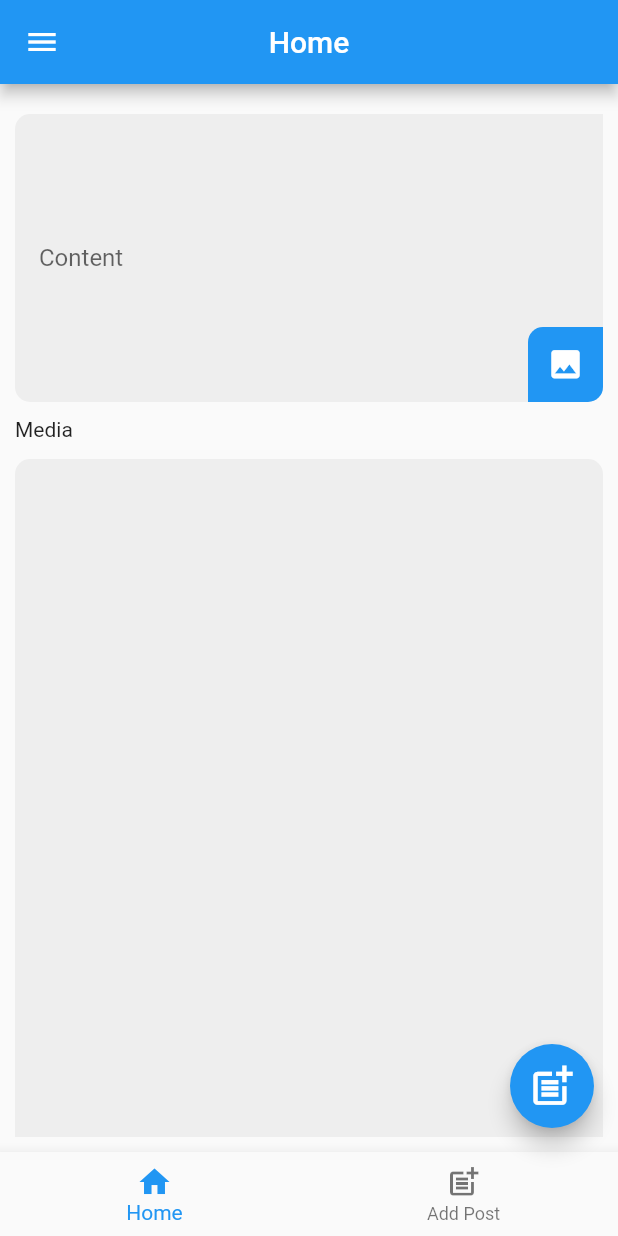
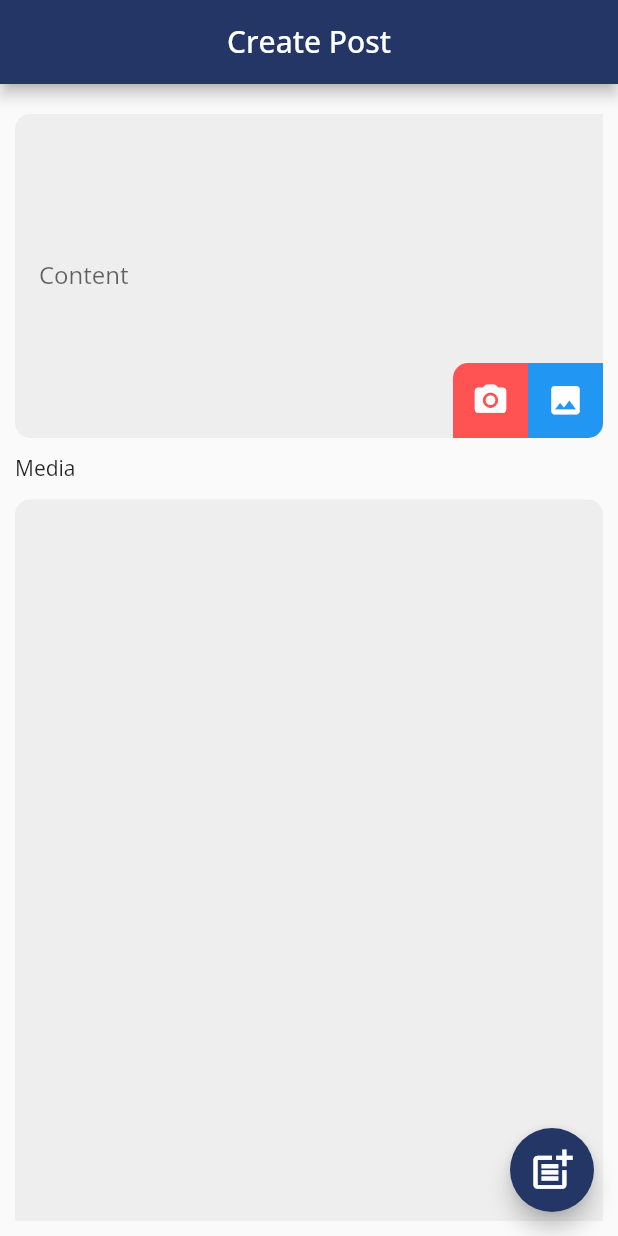
Before and after one commit to Tareq-Khashaneh/Sociable_app, a Flutter app: the CreatePostScreen screen opened directly, on a phone screen of 412 x 824 dp. Run offline on Flutter 3.47's test engine with Material 2 defaults, Android fonts, the phone set to English and light mode, and no system bars; our stand-ins replace dio, firebase_core, firebase_storage, flutter_spinkit, get, google_fonts and 2 more; missing offline and left inert: firebase_app_check, lazy_load_indexed_stack, multi_image_layout; accounts and stored records are empty; network calls fail.

Commit message:
first_updating_add_theme_Bottomnavbar

```diff
--- /dev/null
+++ b/lib/bindings/landing_binding.dart
@@ -0,0 +1,20 @@
+
+
+
+
+
+
+
+
+import 'package:get/get.dart';
+import 'package:task_1/controller/landong_controller.dart';
+class LandingBinding implements Bindings{
+  @override
+  void dependencies() {
+    Get.put(LandingPageController());
+  }
+
+
+
+
+}
--- a/lib/constants/routes.dart
+++ b/lib/constants/routes.dart
@@ -4,6 +4,7 @@ class ScreenRoutes {
 
 static const String homeRoute = '/';
 static const String createPostRoute = '/create-post';
+static const String landingPageRoute = '/landing';
 
 
 }
--- a/lib/core/functions.dart
+++ b/lib/core/functions.dart
@@ -6,8 +6,8 @@ import 'package:get/get.dart';
 
 Widget addVerticalSize(double height) => SizedBox(height: height,);
 Widget addHorizantolSize(double width) => SizedBox(width: width,);
-void showMessage(String title , String message) {
-  Get.snackbar(
+SnackbarController showMessage(String title , String message) {
+ return Get.snackbar(
     title,
     message,
     snackPosition: SnackPosition.BOTTOM,
--- a/lib/shared/drawer.dart
+++ /dev/null
@@ -1,55 +0,0 @@
-import 'package:flutter/material.dart';
-import 'package:get/get.dart';
-import 'package:task_1/constants/routes.dart';
-import 'package:task_1/core/functions.dart';
-
-Widget _buildMenuItem(
-    BuildContext context, Widget title, String routeName, String currentRoute,IconData icon) {  final isSelected = routeName == currentRoute;
-
-  return ListTile(
-    title: title,
-    leading: Icon(icon),
-    selected: isSelected,
-    onTap: () {
-      if (isSelected) {
-        Get.back();
-      } else {
-        Get.toNamed(routeName);
-      }
-    },
-  );
-}
-
-Drawer buildDrawer(BuildContext context, String currentRoute) {
-  return Drawer(
-    width: Get.size.width * 0.74,
-    child: ListView(
-      children: <Widget>[
-       DrawerHeader(
-            child: SizedBox(),
-              decoration: BoxDecoration(
-                color: Colors.blue,
-                image: DecorationImage(
-                  image: AssetImage("assets/images/post.jpg"),
-                     fit: BoxFit.cover)
-              ),
-            ),
-        _buildMenuItem(
-          context,
-          const Text('Home'),
-          ScreenRoutes.homeRoute,
-          currentRoute,
-          Icons.home
-        ),
-        _buildMenuItem(
-          context,
-          const Text('add post'),
-          ScreenRoutes.createPostRoute,
-          currentRoute,
-          Icons.post_add
-        ),
-
-      ],
-    ),
-  );
-}
--- a/lib/view/screens/create_post_screen.dart
+++ b/lib/view/screens/create_post_screen.dart
@@ -5,11 +5,10 @@ import 'package:get/get.dart';
 import 'package:mime/mime.dart';
 import 'package:task_1/constants/routes.dart';
 import 'package:task_1/controller/create_post_controller.dart';
+import 'package:task_1/controller/landong_controller.dart';
 import 'package:task_1/core/functions.dart';
 import 'package:task_1/model/media.dart';
 import 'package:task_1/shared/app_bar.dart';
-import 'package:task_1/shared/bottom_navigation_bar.dart';
-import 'package:task_1/shared/drawer.dart';
 import 'package:task_1/shared/loading_indicator.dart';
 import 'package:task_1/view/widgets/media_squre.dart';
 import 'package:video_player/video_player.dart';
@@ -23,14 +22,14 @@ class CreatePostScreen extends StatefulWidget {
 
 class _CreatePostScreenState extends State<CreatePostScreen> {
   final CreatePostController cpc = Get.find();
+  final LandingPageController lc = Get.find();
   final double height = 10;
   @override
   Widget build(BuildContext context) {
     return SafeArea(
       child: Scaffold(
-        drawer: buildDrawer(context, ScreenRoutes.createPostRoute),
             appBar: BaseAppBar(
-          title: Text('Home'),
+          title: Text('Create Post'),
           appBar: AppBar(),
           widgets: []),
         body: Center(
@@ -70,12 +69,31 @@ class _CreatePostScreenState extends State<CreatePostScreen> {
                         Positioned(
                           bottom: 0,
                           right: 0,
-                          child: Container(
+                          child: Row(
+                            children: [
+                              Container(
                                 padding: EdgeInsets.symmetric(
                                     horizontal: 1, vertical: 1),
                                 decoration: BoxDecoration(
                                     borderRadius: BorderRadius.only(
                                         topLeft: Radius.circular(10),
+                                        // bottomRight: Radius.circular(10)
+                                        ),
+                                    color: Colors.redAccent),
+                                child: IconButton(
+                                    onPressed: cpc.pickMediasCamera,
+                                    icon: const Icon(
+                                      Icons.camera_alt_rounded,
+                                      color: Colors.white,
+                                      size: 25,
+                                    )),
+                              ),
+                                    Container(
+                                padding: EdgeInsets.symmetric(
+                                    horizontal: 1, vertical: 1),
+                                decoration: BoxDecoration(
+                                    borderRadius: BorderRadius.only(
+                                        // topLeft: Radius.circular(5),
                                         bottomRight: Radius.circular(10)),
                                     color: Colors.blue),
                                 child: IconButton(
@@ -85,6 +103,9 @@ class _CreatePostScreenState extends State<CreatePostScreen> {
                                       color: Colors.white,
                                       size: 25,
                                     )),
+                              ),
+
+                            ],
                           ),
                         )
                       ],
@@ -106,15 +127,18 @@ class _CreatePostScreenState extends State<CreatePostScreen> {
           ),
         ),
         floatingActionButton: FloatingActionButton(
-          onPressed: () {
-             cpc.createPost();
+          onPressed: ()async {
+            final isCreated = await cpc.createPost();
+
             FocusScopeNode currentFocus = FocusScope.of(context);
 
             if (!currentFocus.hasPrimaryFocus) {
               currentFocus.unfocus();
-
             }
-
+            if(isCreated)
+            {
+              lc.changeTabIndex(0);
+            }
           },
           child: const Center(
             child: Icon(
@@ -123,9 +147,9 @@ class _CreatePostScreenState extends State<CreatePostScreen> {
             ),
           ),
         ),
-         bottomNavigationBar:
+        //  bottomNavigationBar:
 
-            BottomNavBar()
+        //     BottomNavBar()
 
       ),
     );
@@ -141,7 +165,6 @@ class _CreatePostScreenState extends State<CreatePostScreen> {
               File file = File(media.path);
               return MediaSquare(
                 file: file,
-                media: media,
                 onDelete: () => cpc.mediasFiles.remove(media),
               );
             })
--- /dev/null
+++ b/lib/view/ui/app_theme.dart
@@ -0,0 +1,33 @@
+
+
+
+import 'package:flutter/material.dart';
+import 'package:google_fonts/google_fonts.dart';
+
+class AppTheme {
+static  MaterialColor mc = createMaterialColor(const Color.fromRGBO(36, 54, 101, 1.0));
+  static final ThemeData lightTheme = ThemeData(
+    primarySwatch: mc,
+    textTheme: GoogleFonts.openSansTextTheme(), // Set the desired font
+    // Add more customizations to the theme as needed
+  );
+static MaterialColor createMaterialColor(Color color) {
+  List strengths = <double>[.05];
+  final swatch = <int, Color>{};
+  final int r = color.red, g = color.green, b = color.blue;
+
+  for (int i = 1; i < 10; i++) {
+    strengths.add(0.1 * i);
+  }
+  strengths.forEach((strength) {
+    final double ds = 0.5 - strength;
+    swatch[(strength * 1000).round()] = Color.fromRGBO(
+      r + ((ds < 0 ? r : (255 - r)) * ds).round(),
+      g + ((ds < 0 ? g : (255 - g)) * ds).round(),
+      b + ((ds < 0 ? b : (255 - b)) * ds).round(),
+      1,
+    );
+  });
+  return MaterialColor(color.value, swatch);
+}
+}
--- a/lib/view/widgets/click_button.dart
+++ b/lib/view/widgets/click_button.dart
@@ -11,12 +11,14 @@ class ClickButton extends StatelessWidget {
   final String text;
    final int count;
   late RxInt counter = count.obs;
+  late bool isClicked = false;
   @override
   Widget build(BuildContext context) {
     return  Flexible(
       child: InkWell(
         onTap: (){
-          counter++;
+         !isClicked ? counter++ : counter--;
+         isClicked = true;
         },
         child: Container(
           padding: EdgeInsets.symmetric(horizontal: 15,vertical: 10),
```
Also changed, not shown: lib/controller/create_post_controller.dart (+21 -8 lines), lib/controller/home_controller.dart (+17 -83 lines), lib/controller/landong_controller.dart (added, +19 -0 lines), lib/main.dart (+11 -10 lines), lib/shared/dialogue.dart (added, +26 -0 lines), lib/view/screens/Landing_screen.dart (added, +72 -0 lines), lib/view/screens/home._screen.dart (+14 -41 lines), lib/view/widgets/media_squre.dart (+10 -25 lines), lib/view/widgets/photo_grid.dart (added, +108 -0 lines), lib/view/widgets/post_card.dart (+21 -6 lines). Lines whose indentation alone changed are shown as unchanged.
